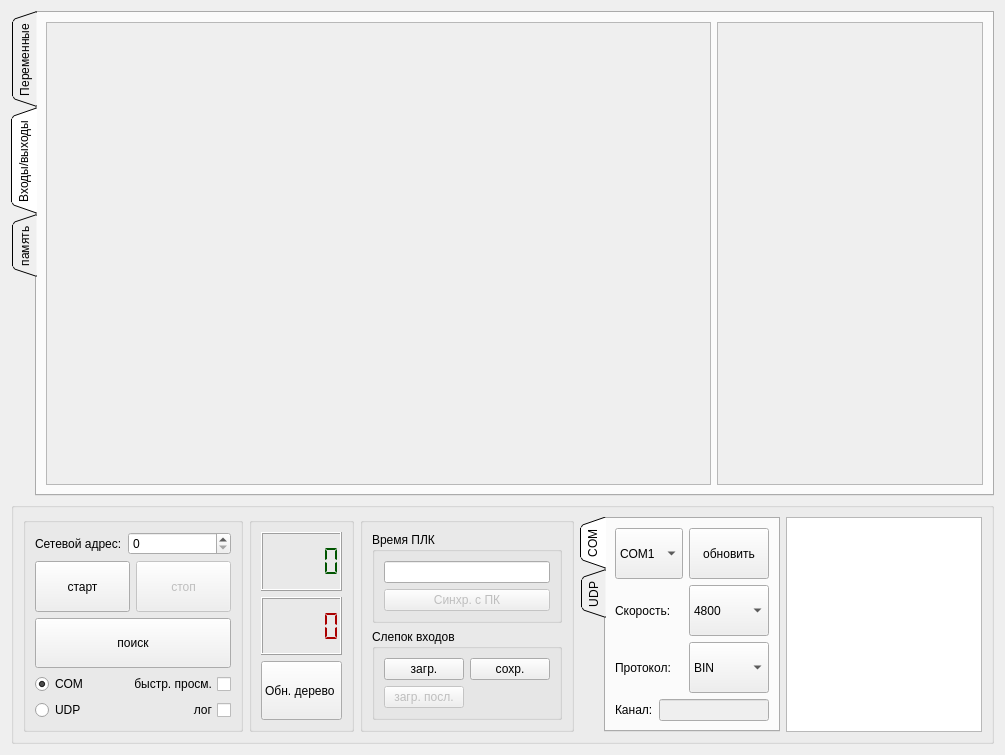
This is Debugger/debuggerform.ui in atikbif/relkonIDE as Qt 5 draws it before an edit. The edited form follows.
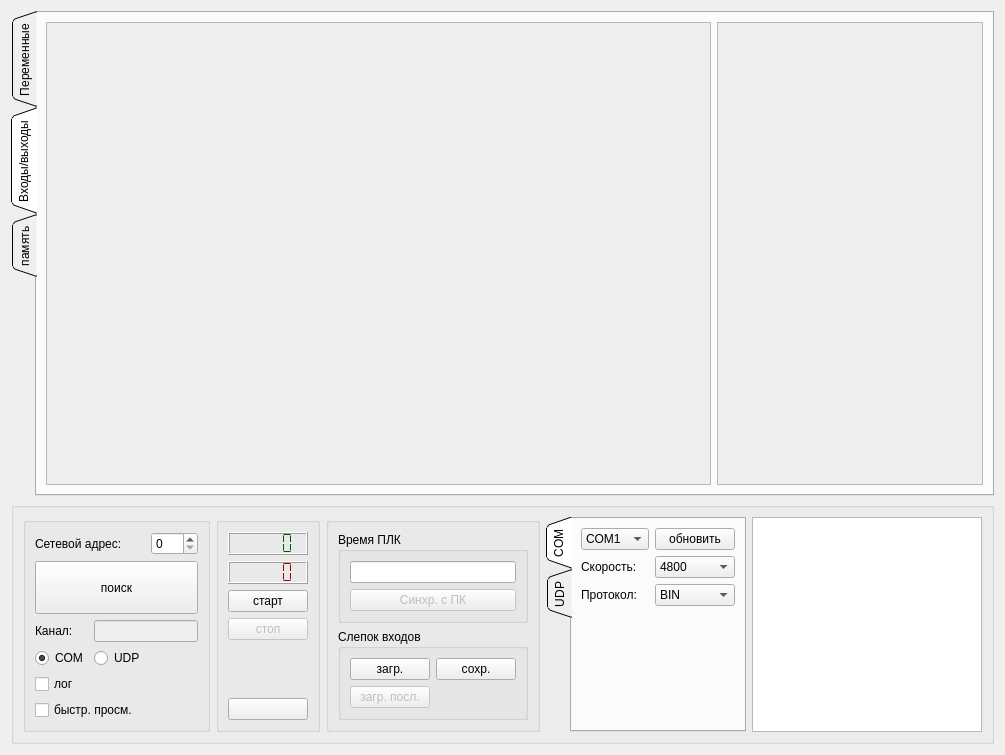
This is the edited form.

```diff
--- a/Debugger/debuggerform.ui
+++ b/Debugger/debuggerform.ui
@@ -38,61 +38,46 @@
          <string/>
         </property>
         <layout class="QGridLayout" name="gridLayout_2">
-         <item row="0" column="0">
+         <item row="0" column="0" colspan="2">
           <widget class="QLabel" name="label">
            <property name="text">
             <string>Сетевой адрес:</string>
            </property>
           </widget>
          </item>
-         <item row="0" column="1">
+         <item row="0" column="2">
           <widget class="QSpinBox" name="spinBoxNetAddress">
            <property name="maximum">
             <number>255</number>
            </property>
           </widget>
          </item>
-         <item row="1" column="0" colspan="2">
-          <layout class="QHBoxLayout" name="horizontalLayout_3">
-           <item>
-            <widget class="QPushButton" name="startButton">
-             <property name="sizePolicy">
-              <sizepolicy hsizetype="Preferred" vsizetype="Preferred">
-               <horstretch>0</horstretch>
-               <verstretch>0</verstretch>
-              </sizepolicy>
-             </property>
-             <property name="autoFillBackground">
-              <bool>false</bool>
-             </property>
-             <property name="text">
-              <string>старт</string>
-             </property>
-             <property name="autoDefault">
-              <bool>false</bool>
-             </property>
-             <property name="flat">
-              <bool>false</bool>
-             </property>
-            </widget>
-           </item>
-           <item>
-            <widget class="QPushButton" name="stopButton">
-             <property name="enabled">
-              <bool>false</bool>
-             </property>
-             <property name="sizePolicy">
-              <sizepolicy hsizetype="Preferred" vsizetype="Preferred">
-               <horstretch>0</horstretch>
-               <verstretch>0</verstretch>
-              </sizepolicy>
-             </property>
-             <property name="text">
-              <string>стоп</string>
-             </property>
-            </widget>
-           </item>
-          </layout>
+         <item row="1" column="0" colspan="3">
+          <widget class="QPushButton" name="pushButtonAutoSearch">
+           <property name="sizePolicy">
+            <sizepolicy hsizetype="Preferred" vsizetype="Preferred">
+             <horstretch>0</horstretch>
+             <verstretch>0</verstretch>
+            </sizepolicy>
+           </property>
+           <property name="text">
+            <string>поиск</string>
+           </property>
+          </widget>
+         </item>
+         <item row="2" column="0">
+          <widget class="QLabel" name="label_6">
+           <property name="text">
+            <string>Канал:</string>
+           </property>
+          </widget>
+         </item>
+         <item row="2" column="1" colspan="2">
+          <widget class="QLineEdit" name="lineEditCanal">
+           <property name="enabled">
+            <bool>false</bool>
+           </property>
+          </widget>
          </item>
          <item row="3" column="0">
           <widget class="QRadioButton" name="radioButtonCOM">
@@ -104,52 +89,39 @@
            </property>
           </widget>
          </item>
-         <item row="3" column="1">
+         <item row="5" column="0">
+          <widget class="QCheckBox" name="checkBoxLog">
+           <property name="enabled">
+            <bool>true</bool>
+           </property>
+           <property name="layoutDirection">
+            <enum>Qt::LeftToRight</enum>
+           </property>
+           <property name="text">
+            <string>лог</string>
+           </property>
+           <property name="checked">
+            <bool>false</bool>
+           </property>
+          </widget>
+         </item>
+         <item row="6" column="0" colspan="2">
           <widget class="QCheckBox" name="checkBoxQuickWatch">
            <property name="layoutDirection">
-            <enum>Qt::RightToLeft</enum>
+            <enum>Qt::LeftToRight</enum>
            </property>
            <property name="text">
             <string>быстр. просм.</string>
            </property>
           </widget>
          </item>
-         <item row="4" column="0">
+         <item row="3" column="1">
           <widget class="QRadioButton" name="radioButtonUDP">
            <property name="text">
             <string>UDP</string>
            </property>
           </widget>
          </item>
-         <item row="4" column="1">
-          <widget class="QCheckBox" name="checkBoxLog">
-           <property name="enabled">
-            <bool>true</bool>
-           </property>
-           <property name="layoutDirection">
-            <enum>Qt::RightToLeft</enum>
-           </property>
-           <property name="text">
-            <string>лог</string>
-           </property>
-           <property name="checked">
-            <bool>false</bool>
-           </property>
-          </widget>
-         </item>
-         <item row="2" column="0" colspan="2">
-          <widget class="QPushButton" name="pushButtonAutoSearch">
-           <property name="sizePolicy">
-            <sizepolicy hsizetype="Preferred" vsizetype="Preferred">
-             <horstretch>0</horstretch>
-             <verstretch>0</verstretch>
-            </sizepolicy>
-           </property>
-           <property name="text">
-            <string>поиск</string>
-           </property>
-          </widget>
-         </item>
         </layout>
        </widget>
       </item>
@@ -157,7 +129,7 @@
        <widget class="QGroupBox" name="groupBox_6">
         <property name="sizePolicy">
          <sizepolicy hsizetype="Preferred" vsizetype="Preferred">
-          <horstretch>1</horstretch>
+          <horstretch>2</horstretch>
           <verstretch>0</verstretch>
          </sizepolicy>
         </property>
@@ -171,31 +143,6 @@
          <string/>
         </property>
         <layout class="QGridLayout" name="gridLayout_9">
-         <item row="2" column="0">
-          <widget class="QPushButton" name="updateButton">
-           <property name="enabled">
-            <bool>true</bool>
-           </property>
-           <property name="sizePolicy">
-            <sizepolicy hsizetype="Preferred" vsizetype="Preferred">
-             <horstretch>0</horstretch>
-             <verstretch>0</verstretch>
-            </sizepolicy>
-           </property>
-           <property name="layoutDirection">
-            <enum>Qt::LeftToRight</enum>
-           </property>
-           <property name="autoFillBackground">
-            <bool>false</bool>
-           </property>
-           <property name="text">
-            <string>Обн. дерево </string>
-           </property>
-           <property name="flat">
-            <bool>false</bool>
-           </property>
-          </widget>
-         </item>
          <item row="0" column="0">
           <widget class="QLCDNumber" name="lcdNumberCorrect">
            <property name="sizePolicy">
@@ -335,6 +282,76 @@
            </property>
           </widget>
          </item>
+         <item row="2" column="0">
+          <widget class="QPushButton" name="startButton">
+           <property name="sizePolicy">
+            <sizepolicy hsizetype="Preferred" vsizetype="Preferred">
+             <horstretch>0</horstretch>
+             <verstretch>0</verstretch>
+            </sizepolicy>
+           </property>
+           <property name="autoFillBackground">
+            <bool>false</bool>
+           </property>
+           <property name="text">
+            <string>старт</string>
+           </property>
+           <property name="autoDefault">
+            <bool>false</bool>
+           </property>
+           <property name="flat">
+            <bool>false</bool>
+           </property>
+          </widget>
+         </item>
+         <item row="3" column="0">
+          <widget class="QPushButton" name="stopButton">
+           <property name="enabled">
+            <bool>false</bool>
+           </property>
+           <property name="sizePolicy">
+            <sizepolicy hsizetype="Preferred" vsizetype="Preferred">
+             <horstretch>0</horstretch>
+             <verstretch>0</verstretch>
+            </sizepolicy>
+           </property>
+           <property name="text">
+            <string>стоп</string>
+           </property>
+          </widget>
+         </item>
+         <item row="4" column="0">
+          <spacer name="verticalSpacer_2">
+           <property name="orientation">
+            <enum>Qt::Vertical</enum>
+           </property>
+           <property name="sizeHint" stdset="0">
+            <size>
+             <width>20</width>
+             <height>40</height>
+            </size>
+           </property>
+          </spacer>
+         </item>
+         <item row="5" column="0">
+          <widget class="QPushButton" name="updateButton">
+           <property name="enabled">
+            <bool>true</bool>
+           </property>
+           <property name="layoutDirection">
+            <enum>Qt::LeftToRight</enum>
+           </property>
+           <property name="autoFillBackground">
+            <bool>false</bool>
+           </property>
+           <property name="text">
+            <string/>
+           </property>
+           <property name="flat">
+            <bool>false</bool>
+           </property>
+          </widget>
+         </item>
         </layout>
        </widget>
       </item>
@@ -470,7 +487,34 @@
             </item>
            </widget>
           </item>
-          <item row="1" column="2">
+          <item row="2" column="0" colspan="2">
+           <widget class="QLabel" name="label_5">
+            <property name="text">
+             <string>Скорость:</string>
+            </property>
+           </widget>
+          </item>
+          <item row="3" column="2">
+           <widget class="QComboBox" name="comboBoxProtocol">
+            <property name="sizePolicy">
+             <sizepolicy hsizetype="Preferred" vsizetype="Preferred">
+              <horstretch>0</horstretch>
+              <verstretch>0</verstretch>
+             </sizepolicy>
+            </property>
+            <item>
+             <property name="text">
+              <string>BIN</string>
+             </property>
+            </item>
+            <item>
+             <property name="text">
+              <string>ASCII</string>
+             </property>
+            </item>
+           </widget>
+          </item>
+          <item row="2" column="2">
            <widget class="QComboBox" name="comboBoxSpeed">
             <property name="sizePolicy">
              <sizepolicy hsizetype="Preferred" vsizetype="Preferred">
@@ -510,37 +554,10 @@
             </item>
            </widget>
           </item>
-          <item row="2" column="2">
-           <widget class="QComboBox" name="comboBoxProtocol">
-            <property name="sizePolicy">
-             <sizepolicy hsizetype="Preferred" vsizetype="Preferred">
-              <horstretch>0</horstretch>
-              <verstretch>0</verstretch>
-             </sizepolicy>
-            </property>
-            <item>
-             <property name="text">
-              <string>BIN</string>
-             </property>
-            </item>
-            <item>
-             <property name="text">
-              <string>ASCII</string>
-             </property>
-            </item>
-           </widget>
-          </item>
-          <item row="3" column="0">
-           <widget class="QLabel" name="label_6">
+          <item row="3" column="0" colspan="2">
+           <widget class="QLabel" name="label_4">
             <property name="text">
-             <string>Канал:</string>
-            </property>
-           </widget>
-          </item>
-          <item row="1" column="0" colspan="2">
-           <widget class="QLabel" name="label_5">
-            <property name="text">
-             <string>Скорость:</string>
+             <string>Протокол:</string>
             </property>
            </widget>
           </item>
@@ -557,19 +574,18 @@
             </property>
            </widget>
           </item>
-          <item row="2" column="0" colspan="2">
-           <widget class="QLabel" name="label_4">
-            <property name="text">
-             <string>Протокол:</string>
+          <item row="4" column="2">
+           <spacer name="verticalSpacer_3">
+            <property name="orientation">
+             <enum>Qt::Vertical</enum>
             </property>
-           </widget>
-          </item>
-          <item row="3" column="1" colspan="2">
-           <widget class="QLineEdit" name="lineEditCanal">
-            <property name="enabled">
-             <bool>false</bool>
+            <property name="sizeHint" stdset="0">
+             <size>
+              <width>20</width>
+              <height>40</height>
+             </size>
             </property>
-           </widget>
+           </spacer>
           </item>
          </layout>
         </widget>
```
